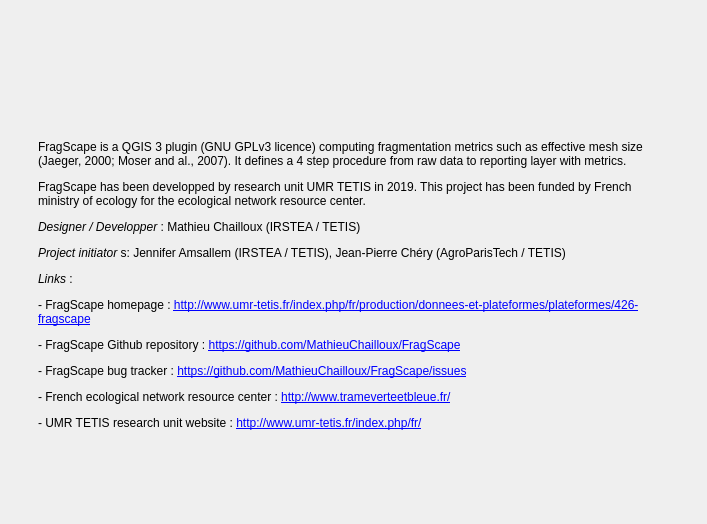
Before: the Qt Designer form FragScapeAbout_dialog_base.ui in MathieuChailloux/FragScape, drawn with Qt 5.
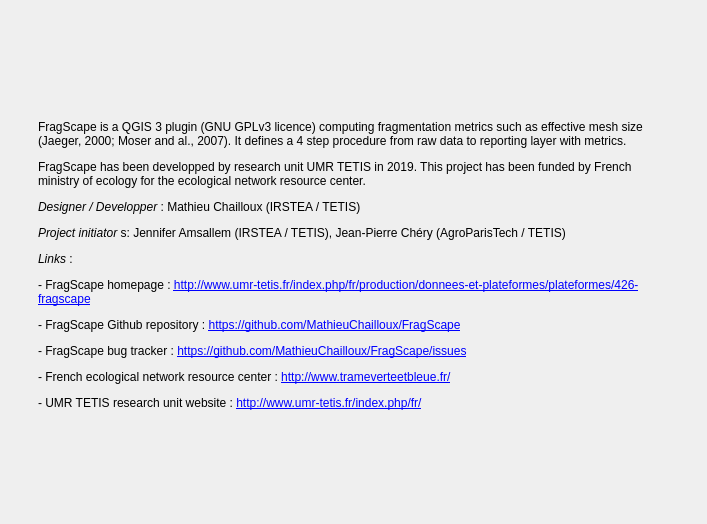
After: the same form once the commit is applied. Icons and pictures are not drawn.

Commit message: Fixing horizontal spacing in about dialog

Patch:
```diff
--- a/FragScapeAbout_dialog_base.ui
+++ b/FragScapeAbout_dialog_base.ui
@@ -154,7 +154,10 @@
       </sizepolicy>
      </property>
      <property name="text">
-      <string>&lt;html&gt;&lt;head/&gt;&lt;body&gt;&lt;p&gt;&lt;br/&gt;&lt;/p&gt;&lt;p&gt;FragScape is a QGIS 3 plugin (GNU GPLv3 licence) computing fragmentation metrics  such as effective mesh size (Jaeger, 2000; Moser and al., 2007). It defines a 4 step procedure from raw data to reporting layer with metrics.&lt;/p&gt;&lt;p&gt;FragScape has been developped by research unit UMR TETIS in 2019. This project has been funded by French ministry of ecology for the ecological network resource center.&lt;/p&gt;&lt;p&gt;&lt;span style=&quot; font-style:italic;&quot;&gt;Designer / Developper&lt;/span&gt; : Mathieu Chailloux (IRSTEA / TETIS)&lt;/p&gt;&lt;p&gt;&lt;span style=&quot; font-style:italic;&quot;&gt;Project initiator&lt;/span&gt; s: Jennifer Amsallem (IRSTEA / TETIS), Jean-Pierre Chéry (AgroParisTech /  TETIS)&lt;/p&gt;&lt;p&gt;&lt;span style=&quot; font-style:italic;&quot;&gt;Links&lt;/span&gt; :&lt;/p&gt;&lt;p&gt;- FragScape homepage : &lt;a href=&quot;http://www.umr-tetis.fr/index.php/fr/production/donnees-et-plateformes/plateformes/426-fragscape&quot;&gt;&lt;span style=&quot; text-decoration: underline; color:#0000ff;&quot;&gt;http://www.umr-tetis.fr/index.php/fr/production/donnees-et-plateformes/plateformes/426-fragscape&lt;/span&gt;&lt;/a&gt;&lt;/p&gt;&lt;p&gt;- FragScape Github repository : &lt;a href=&quot;https://github.com/MathieuChailloux/FragScape&quot;&gt;&lt;span style=&quot; text-decoration: underline; color:#0000ff;&quot;&gt;https://github.com/MathieuChailloux/FragScape&lt;/span&gt;&lt;/a&gt;&lt;/p&gt;&lt;p&gt;- FragScape bug tracker : &lt;a href=&quot;https://github.com/MathieuChailloux/FragScape/issues&quot;&gt;&lt;span style=&quot; text-decoration: underline; color:#0000ff;&quot;&gt;https://github.com/MathieuChailloux/FragScape/issues&lt;/span&gt;&lt;/a&gt;&lt;/p&gt;&lt;p&gt;- French ecological network resource center : &lt;a href=&quot;http://www.trameverteetbleue.fr/&quot;&gt;&lt;span style=&quot; text-decoration: underline; color:#0000ff;&quot;&gt;http://www.trameverteetbleue.fr/&lt;/span&gt;&lt;/a&gt;&lt;/p&gt;&lt;p&gt;- UMR TETIS research unit website : &lt;a href=&quot;http://www.umr-tetis.fr/index.php/fr/&quot;&gt;&lt;span style=&quot; text-decoration: underline; color:#0000ff;&quot;&gt;http://www.umr-tetis.fr/index.php/fr/&lt;/span&gt;&lt;/a&gt;&lt;br/&gt;&lt;/p&gt;&lt;/body&gt;&lt;/html&gt;</string>
+      <string>&lt;html&gt;&lt;head/&gt;&lt;body&gt;&lt;p&gt;FragScape is a QGIS 3 plugin (GNU GPLv3 licence) computing fragmentation metrics such as effective mesh size (Jaeger, 2000; Moser and al., 2007). It defines a 4 step procedure from raw data to reporting layer with metrics.&lt;/p&gt;&lt;p&gt;FragScape has been developped by research unit UMR TETIS in 2019. This project has been funded by French ministry of ecology for the ecological network resource center.&lt;/p&gt;&lt;p&gt;&lt;span style=&quot; font-style:italic;&quot;&gt;Designer / Developper&lt;/span&gt; : Mathieu Chailloux (IRSTEA / TETIS)&lt;/p&gt;&lt;p&gt;&lt;span style=&quot; font-style:italic;&quot;&gt;Project initiator&lt;/span&gt; s: Jennifer Amsallem (IRSTEA / TETIS), Jean-Pierre Chéry (AgroParisTech / TETIS)&lt;/p&gt;&lt;p&gt;&lt;span style=&quot; font-style:italic;&quot;&gt;Links&lt;/span&gt; :&lt;/p&gt;&lt;p&gt;- FragScape homepage : &lt;a href=&quot;http://www.umr-tetis.fr/index.php/fr/production/donnees-et-plateformes/plateformes/426-fragscape&quot;&gt;&lt;span style=&quot; text-decoration: underline; color:#0000ff;&quot;&gt;http://www.umr-tetis.fr/index.php/fr/production/donnees-et-plateformes/plateformes/426-fragscape&lt;/span&gt;&lt;/a&gt;&lt;/p&gt;&lt;p&gt;- FragScape Github repository : &lt;a href=&quot;https://github.com/MathieuChailloux/FragScape&quot;&gt;&lt;span style=&quot; text-decoration: underline; color:#0000ff;&quot;&gt;https://github.com/MathieuChailloux/FragScape&lt;/span&gt;&lt;/a&gt;&lt;/p&gt;&lt;p&gt;- FragScape bug tracker : &lt;a href=&quot;https://github.com/MathieuChailloux/FragScape/issues&quot;&gt;&lt;span style=&quot; text-decoration: underline; color:#0000ff;&quot;&gt;https://github.com/MathieuChailloux/FragScape/issues&lt;/span&gt;&lt;/a&gt;&lt;/p&gt;&lt;p&gt;- French ecological network resource center : &lt;a href=&quot;http://www.trameverteetbleue.fr/&quot;&gt;&lt;span style=&quot; text-decoration: underline; color:#0000ff;&quot;&gt;http://www.trameverteetbleue.fr/&lt;/span&gt;&lt;/a&gt;&lt;/p&gt;&lt;p&gt;- UMR TETIS research unit website : &lt;a href=&quot;http://www.umr-tetis.fr/index.php/fr/&quot;&gt;&lt;span style=&quot; text-decoration: underline; color:#0000ff;&quot;&gt;http://www.umr-tetis.fr/index.php/fr/&lt;/span&gt;&lt;/a&gt;&lt;br/&gt;&lt;/p&gt;&lt;/body&gt;&lt;/html&gt;</string>
+     </property>
+     <property name="alignment">
+      <set>Qt::AlignLeading|Qt::AlignLeft|Qt::AlignVCenter</set>
      </property>
      <property name="wordWrap">
       <bool>true</bool>
```
The commit also changes 1 other file.
